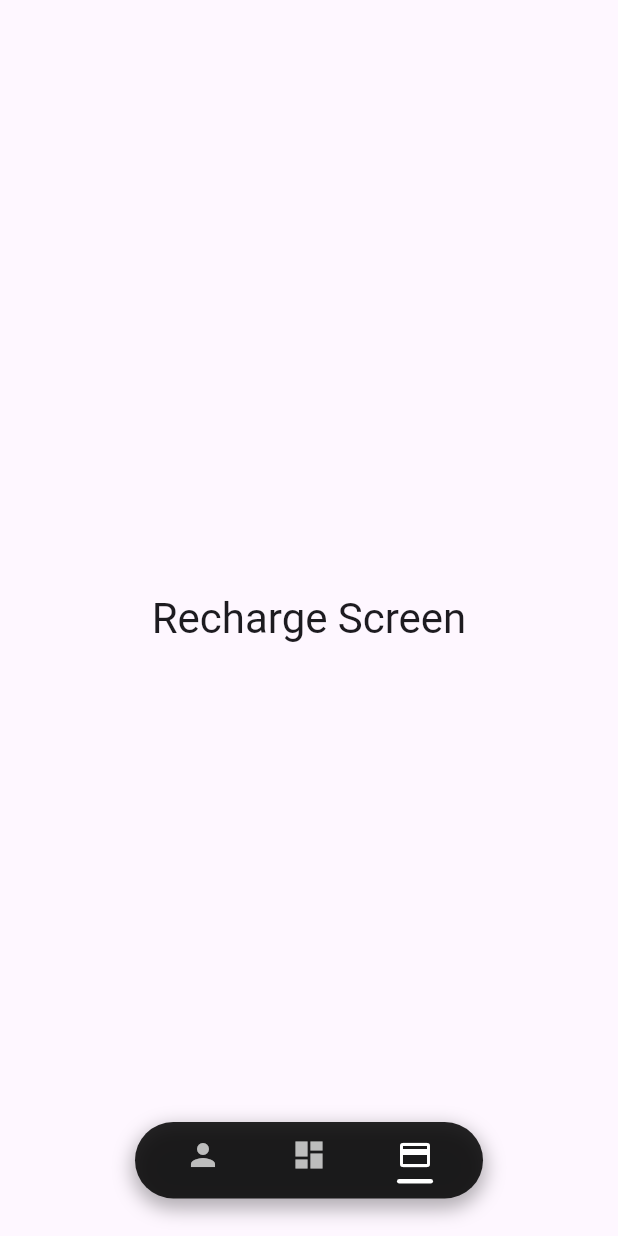
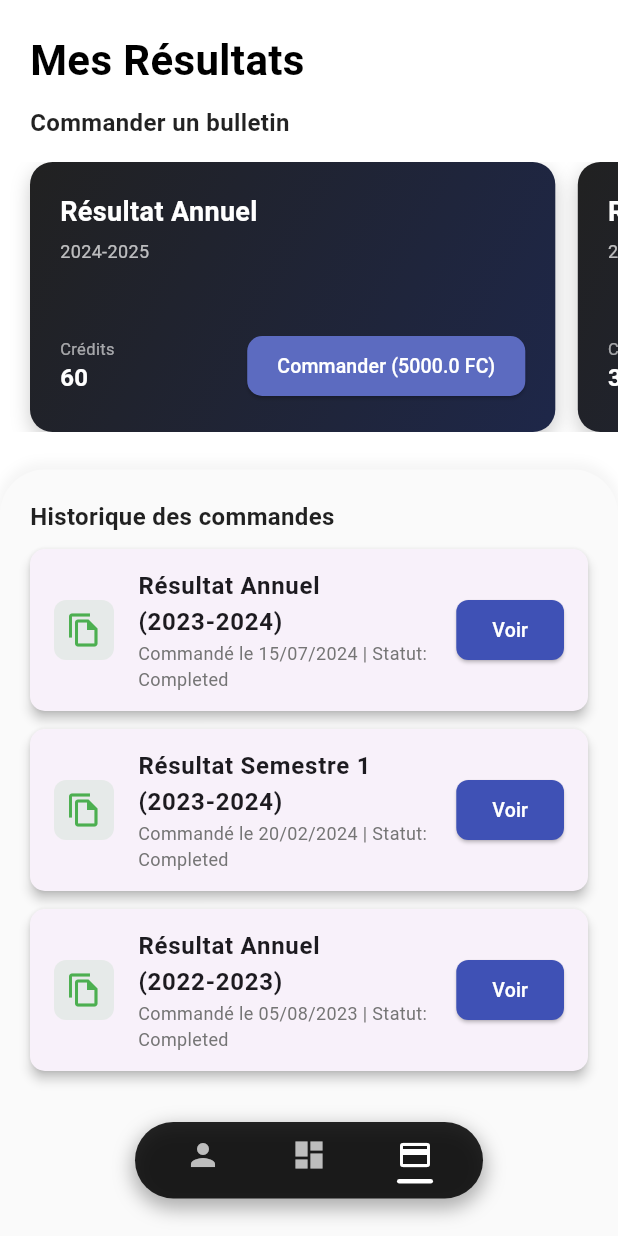
Before and after one commit to gaida-lisongo/student-ent-app, a Flutter app: the screen it shows after launch, swiped to page 3, on a phone screen of 412 x 824 dp. Run offline on Flutter 3.47's test engine with Material 3 defaults, Android fonts, the phone set to English and light mode, and no system bars; our stand-ins replace image_picker; network calls fail.

Commit message:
screen resultat conding

```diff
--- a/lib/main.dart
+++ b/lib/main.dart
@@ -2,7 +2,7 @@ import 'package:flutter/material.dart';
 // Assurez-vous que ces chemins d'importation sont corrects pour vos fichiers
 import 'package:student_app/screens/dashboard_screen.dart';
 import 'package:student_app/screens/profile_screen.dart';
-import 'package:student_app/screens/recharge_screen.dart';
+import 'package:student_app/screens/resultat_screen.dart';
 
 void main() {
   runApp(const MyApp());
@@ -152,7 +152,7 @@ class _MyHomePageState extends State<MyHomePage> {
             },
             // Assurez-vous que ProfileScreen, DashboardScreen, RechargeScreen
             // sont bien importés et définis (comme vous l'avez fait)
-            children: [ProfileScreen(), DashboardScreen(), RechargeScreen()],
+            children: [ProfileScreen(), DashboardScreen(), ResultatScreen()],
           ),
 
           // 2. La Bottom Navigation Bar Flottante
--- a/lib/screens/recharge_screen.dart
+++ /dev/null
@@ -1,20 +0,0 @@
-import 'package:flutter/material.dart';
-
-class RechargeScreen extends StatefulWidget {
-  const RechargeScreen({super.key});
-
-  @override
-  State<RechargeScreen> createState() => _RechargeScreenState();
-}
-
-class _RechargeScreenState extends State<RechargeScreen> {
-  @override
-  Widget build(BuildContext context) {
-    return Center(
-      child: Text(
-        'Recharge Screen',
-        style: Theme.of(context).textTheme.headlineMedium,
-      ),
-    );
-  }
-}
--- /dev/null
+++ b/lib/screens/resultat_screen.dart
@@ -0,0 +1,362 @@
+import 'package:flutter/material.dart';
+
+// Modèle de Produit pour la commande de bulletins
+class BulletinProduct {
+  final String id;
+  final String designation;
+  final String description;
+  final double montant;
+  final int credit;
+  final String anneeAcad;
+
+  BulletinProduct({
+    required this.id,
+    required this.designation,
+    required this.description,
+    required this.montant,
+    required this.credit,
+    required this.anneeAcad,
+  });
+}
+
+// Modèle de Bulletin Commandé (Historique)
+class OrderedBulletin {
+  final String orderId;
+  final String designation;
+  final String dateOrdered;
+  final String status; // Ex: 'Completed', 'Pending'
+
+  OrderedBulletin({
+    required this.orderId,
+    required this.designation,
+    required this.dateOrdered,
+    required this.status,
+  });
+}
+
+class ResultatScreen extends StatefulWidget {
+  const ResultatScreen({super.key});
+
+  @override
+  State<ResultatScreen> createState() => _ResultatScreenState();
+}
+
+class _ResultatScreenState extends State<ResultatScreen> {
+  // Mock Data pour les produits disponibles (Section 1)
+  final List<BulletinProduct> _products = [
+    BulletinProduct(
+      id: '1',
+      designation: 'Résultat Annuel',
+      description: 'Bulletin pour l\'année académique complète.',
+      montant: 5000,
+      credit: 60,
+      anneeAcad: '2024-2025',
+    ),
+    BulletinProduct(
+      id: '2',
+      designation: 'Résultat Semestre 1',
+      description: 'Bulletin détaillé du premier semestre.',
+      montant: 2500,
+      credit: 30,
+      anneeAcad: '2024-2025',
+    ),
+    BulletinProduct(
+      id: '3',
+      designation: 'Résultat Semestre 2',
+      description: 'Bulletin détaillé du second semestre.',
+      montant: 2500,
+      credit: 30,
+      anneeAcad: '2024-2025',
+    ),
+  ];
+
+  // Mock Data pour l'historique des commandes (Section 2)
+  final List<OrderedBulletin> _history = [
+    OrderedBulletin(
+      orderId: 'ORD-1001',
+      designation: 'Résultat Annuel (2023-2024)',
+      dateOrdered: '15/07/2024',
+      status: 'Completed',
+    ),
+    OrderedBulletin(
+      orderId: 'ORD-1002',
+      designation: 'Résultat Semestre 1 (2023-2024)',
+      dateOrdered: '20/02/2024',
+      status: 'Completed',
+    ),
+    OrderedBulletin(
+      orderId: 'ORD-1003',
+      designation: 'Résultat Annuel (2022-2023)',
+      dateOrdered: '05/08/2023',
+      status: 'Completed',
+    ),
+  ];
+
+  // --- ACTIONS DE L'UTILISATEUR ---
+
+  // Action pour commander un bulletin
+  void _orderBulletin(BulletinProduct product) {
+    ScaffoldMessenger.of(context).showSnackBar(
+      SnackBar(
+        content: Text(
+          'Commande de "${product.designation}" à ${product.montant} FC en cours...',
+        ),
+      ),
+    );
+    // Logique réelle d'appel API de commande ici
+  }
+
+  // Action pour visualiser/générer le PDF
+  void _viewBulletinPDF(OrderedBulletin order) {
+    ScaffoldMessenger.of(context).showSnackBar(
+      SnackBar(
+        content: Text(
+          'Récupération du PDF pour l\'ordre ${order.orderId} (${order.designation})...',
+        ),
+      ),
+    );
+    // Logique réelle de récupération/génération du PDF ici
+  }
+
+  // --- WIDGETS DE COMPOSANTS ---
+
+  // 1. Carte de Commande de Bulletin (Section Horizontale)
+  Widget _buildOrderCard(BulletinProduct product) {
+    return Container(
+      width:
+          MediaQuery.of(context).size.width * 0.85, // Prend 85% de la largeur
+      margin: const EdgeInsets.only(right: 15),
+      padding: const EdgeInsets.all(20),
+      decoration: BoxDecoration(
+        gradient: const LinearGradient(
+          // Dégradé pour effet "carte bancaire"
+          colors: [Color.fromARGB(255, 33, 33, 33), Color(0xFF1E2749)],
+          begin: Alignment.topLeft,
+          end: Alignment.bottomRight,
+        ),
+        borderRadius: BorderRadius.circular(15),
+        boxShadow: [
+          BoxShadow(
+            color: Colors.black.withOpacity(0.2),
+            blurRadius: 10,
+            offset: const Offset(0, 5),
+          ),
+        ],
+      ),
+      child: Column(
+        crossAxisAlignment: CrossAxisAlignment.start,
+        mainAxisAlignment: MainAxisAlignment.spaceBetween,
+        children: [
+          // En-tête (Désignation)
+          Column(
+            crossAxisAlignment: CrossAxisAlignment.start,
+            children: [
+              Text(
+                product.designation,
+                style: const TextStyle(
+                  color: Colors.white,
+                  fontSize: 18,
+                  fontWeight: FontWeight.bold,
+                ),
+              ),
+              const SizedBox(height: 5),
+              Text(
+                product.anneeAcad,
+                style: TextStyle(
+                  color: Colors.white.withOpacity(0.7),
+                  fontSize: 12,
+                ),
+              ),
+            ],
+          ),
+
+          // Infos Crédit/Montant
+          Row(
+            mainAxisAlignment: MainAxisAlignment.spaceBetween,
+            children: [
+              Column(
+                crossAxisAlignment: CrossAxisAlignment.start,
+                children: [
+                  Text(
+                    'Crédits',
+                    style: TextStyle(
+                      color: Colors.white.withOpacity(0.6),
+                      fontSize: 11,
+                    ),
+                  ),
+                  Text(
+                    '${product.credit}',
+                    style: const TextStyle(
+                      color: Colors.white,
+                      fontSize: 16,
+                      fontWeight: FontWeight.w600,
+                    ),
+                  ),
+                ],
+              ),
+              // Bouton Commander
+              ElevatedButton(
+                onPressed: () => _orderBulletin(product),
+                style: ElevatedButton.styleFrom(
+                  backgroundColor: Colors.indigo.shade400, // Bleu pour l'action
+                  shape: RoundedRectangleBorder(
+                    borderRadius: BorderRadius.circular(10),
+                  ),
+                  padding: const EdgeInsets.symmetric(
+                    horizontal: 20,
+                    vertical: 10,
+                  ),
+                ),
+                child: Text(
+                  'Commander (${product.montant} FC)',
+                  style: const TextStyle(color: Colors.white, fontSize: 13),
+                ),
+              ),
+            ],
+          ),
+        ],
+      ),
+    );
+  }
+
+  // 2. Carte d'Historique de Bulletin (Section Verticale)
+  Widget _buildHistoryCard(OrderedBulletin order) {
+    return Card(
+      margin: const EdgeInsets.only(bottom: 12, left: 5, right: 5),
+      elevation: 3,
+      shape: RoundedRectangleBorder(borderRadius: BorderRadius.circular(10)),
+      child: ListTile(
+        contentPadding: const EdgeInsets.symmetric(horizontal: 16, vertical: 5),
+        leading: Container(
+          padding: const EdgeInsets.all(8),
+          decoration: BoxDecoration(
+            color: Colors.green.withOpacity(0.1),
+            borderRadius: BorderRadius.circular(8),
+          ),
+          child: const Icon(Icons.file_copy_outlined, color: Colors.green),
+        ),
+        title: Text(
+          order.designation,
+          style: const TextStyle(fontWeight: FontWeight.w600),
+        ),
+        subtitle: Text(
+          'Commandé le ${order.dateOrdered} | Statut: ${order.status}',
+          style: TextStyle(fontSize: 12, color: Colors.grey.shade600),
+        ),
+        trailing: ElevatedButton(
+          onPressed: () => _viewBulletinPDF(order),
+          style: ElevatedButton.styleFrom(
+            backgroundColor: Colors.indigo,
+            shape: RoundedRectangleBorder(
+              borderRadius: BorderRadius.circular(8),
+            ),
+          ),
+          child: const Text(
+            'Voir',
+            style: TextStyle(color: Colors.white, fontSize: 13),
+          ),
+        ),
+      ),
+    );
+  }
+
+  @override
+  Widget build(BuildContext context) {
+    return Scaffold(
+      backgroundColor: Colors.white,
+      body: SafeArea(
+        // Utilisation d'un Column pour empiler la barre horizontale et la section arrondie
+        child: Column(
+          crossAxisAlignment: CrossAxisAlignment.start,
+          children: [
+            // 1. En-tête du titre
+            const Padding(
+              padding: EdgeInsets.fromLTRB(20, 20, 20, 10),
+              child: Text(
+                'Mes Résultats',
+                style: TextStyle(
+                  fontSize: 28,
+                  fontWeight: FontWeight.bold,
+                  color: Colors.black,
+                ),
+              ),
+            ),
+
+            // 2. Section de Commande des Bulletins (Horizontal ListView)
+            const Padding(
+              padding: EdgeInsets.only(left: 20, bottom: 15),
+              child: Text(
+                'Commander un bulletin',
+                style: TextStyle(
+                  fontSize: 16,
+                  fontWeight: FontWeight.w600,
+                  color: Colors.black87,
+                ),
+              ),
+            ),
+            SizedBox(
+              height: 180, // Hauteur fixe pour le défilement horizontal
+              child: ListView.builder(
+                scrollDirection: Axis.horizontal,
+                padding: const EdgeInsets.symmetric(horizontal: 20),
+                itemCount: _products.length,
+                itemBuilder: (context, index) {
+                  return _buildOrderCard(_products[index]);
+                },
+              ),
+            ),
+            const SizedBox(height: 25),
+
+            // 3. Section d'Historique des Bulletins (avec bord arrondi)
+            Expanded(
+              child: Container(
+                decoration: BoxDecoration(
+                  color:
+                      Colors.grey.shade50, // Fond légèrement grisé pour séparer
+                  borderRadius: const BorderRadius.only(
+                    topLeft: Radius.circular(30),
+                    topRight: Radius.circular(30),
+                  ),
+                  boxShadow: [
+                    BoxShadow(
+                      color: Colors.grey.withOpacity(0.1),
+                      spreadRadius: 2,
+                      blurRadius: 5,
+                      offset: const Offset(0, -3),
+                    ),
+                  ],
+                ),
+                child: Column(
+                  crossAxisAlignment: CrossAxisAlignment.start,
+                  children: [
+                    const Padding(
+                      padding: EdgeInsets.fromLTRB(20, 20, 20, 10),
+                      child: Text(
+                        'Historique des commandes',
+                        style: TextStyle(
+                          fontSize: 16,
+                          fontWeight: FontWeight.w600,
+                          color: Colors.black87,
+                        ),
+                      ),
+                    ),
+                    // Liste des bulletins commandés (Vertical ListView)
+                    Expanded(
+                      child: ListView.builder(
+                        padding: const EdgeInsets.symmetric(horizontal: 15),
+                        itemCount: _history.length,
+                        itemBuilder: (context, index) {
+                          return _buildHistoryCard(_history[index]);
+                        },
+                      ),
+                    ),
+                  ],
+                ),
+              ),
+            ),
+          ],
+        ),
+      ),
+    );
+  }
+}
```
